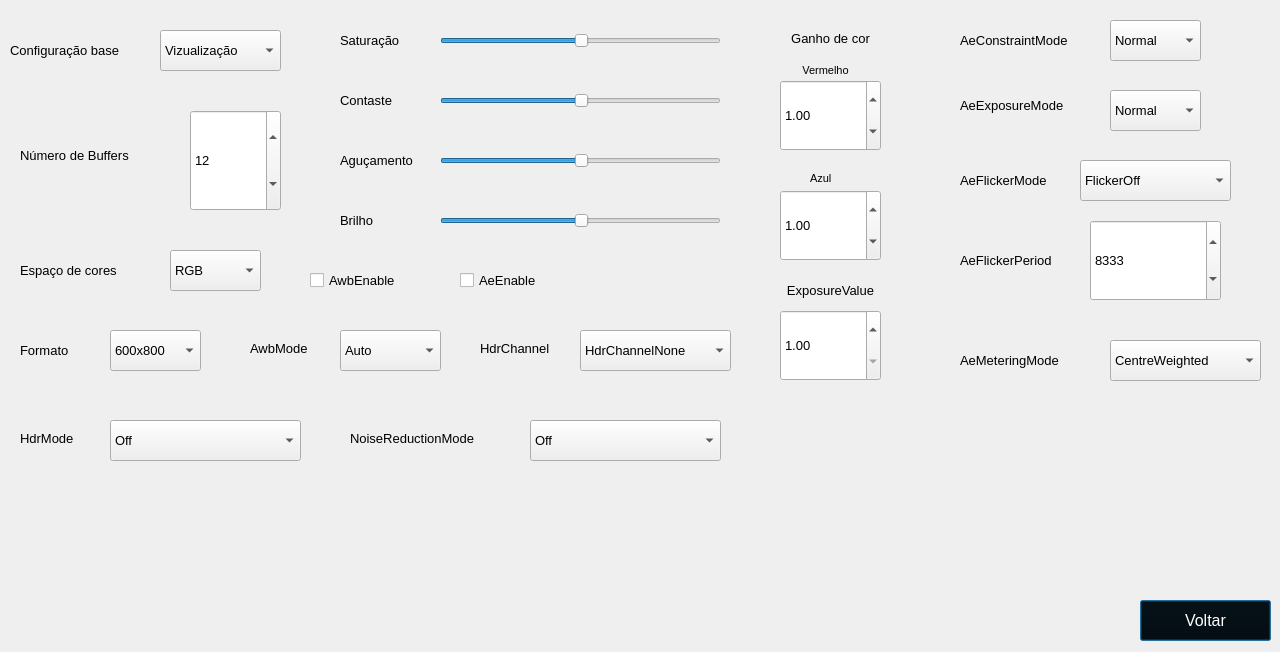
Before: the Qt Designer form qt_desiner/advanced_settings.ui in MirandaBiel/lion, drawn with Qt 5.
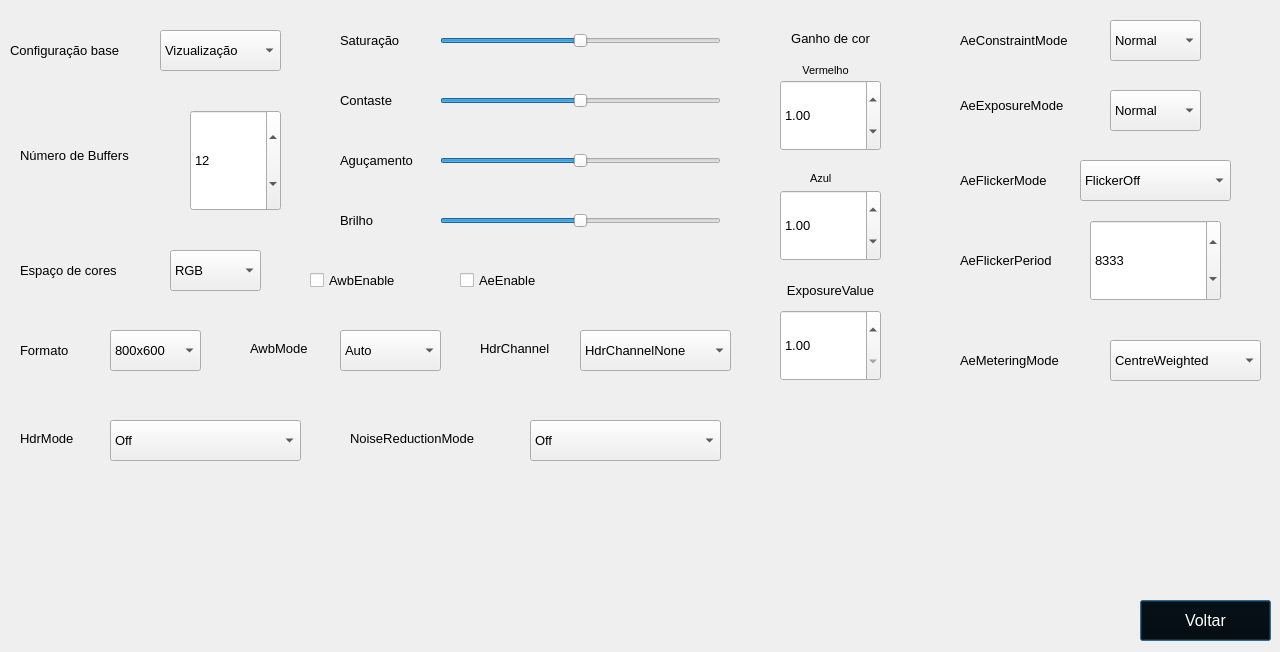
After: the same form once the commit is applied. Icons and pictures are not drawn.

Patch:
```diff
--- a/qt_desiner/advanced_settings.ui
+++ b/qt_desiner/advanced_settings.ui
@@ -176,9 +176,32 @@
      <height>41</height>
     </rect>
    </property>
+   <property name="currentIndex">
+    <number>1</number>
+   </property>
    <item>
     <property name="text">
-     <string>600x800</string>
+     <string>992x750</string>
+    </property>
+   </item>
+   <item>
+    <property name="text">
+     <string>800x600</string>
+    </property>
+   </item>
+   <item>
+    <property name="text">
+     <string>640x480</string>
+    </property>
+   </item>
+   <item>
+    <property name="text">
+     <string>512x384</string>
+    </property>
+   </item>
+   <item>
+    <property name="text">
+     <string>320x240</string>
     </property>
    </item>
   </widget>
@@ -204,8 +227,14 @@
      <height>22</height>
     </rect>
    </property>
+   <property name="maximum">
+    <number>20</number>
+   </property>
+   <property name="singleStep">
+    <number>1</number>
+   </property>
    <property name="value">
-    <number>50</number>
+    <number>10</number>
    </property>
    <property name="orientation">
     <enum>Qt::Horizontal</enum>
@@ -233,8 +262,11 @@
      <height>22</height>
     </rect>
    </property>
+   <property name="maximum">
+    <number>20</number>
+   </property>
    <property name="value">
-    <number>50</number>
+    <number>10</number>
    </property>
    <property name="orientation">
     <enum>Qt::Horizontal</enum>
@@ -262,8 +294,11 @@
      <height>22</height>
     </rect>
    </property>
+   <property name="maximum">
+    <number>20</number>
+   </property>
    <property name="value">
-    <number>50</number>
+    <number>10</number>
    </property>
    <property name="orientation">
     <enum>Qt::Horizontal</enum>
@@ -291,8 +326,17 @@
      <height>22</height>
     </rect>
    </property>
+   <property name="minimum">
+    <number>-10</number>
+   </property>
+   <property name="maximum">
+    <number>10</number>
+   </property>
+   <property name="singleStep">
+    <number>1</number>
+   </property>
    <property name="value">
-    <number>50</number>
+    <number>0</number>
    </property>
    <property name="orientation">
     <enum>Qt::Horizontal</enum>
```
